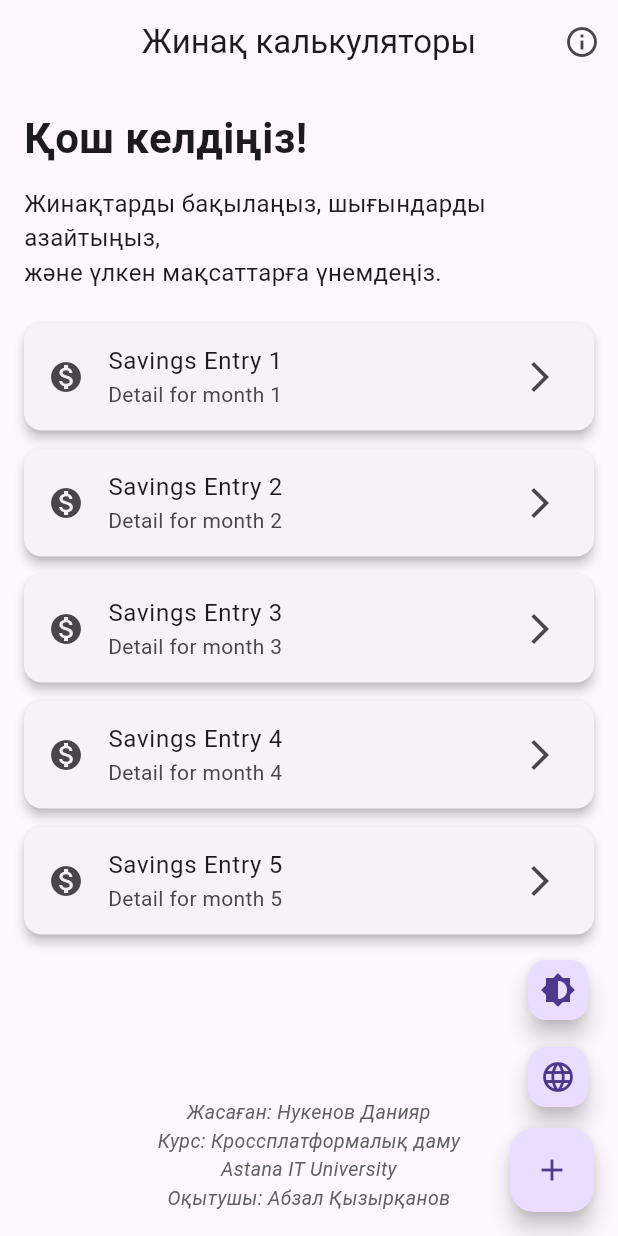
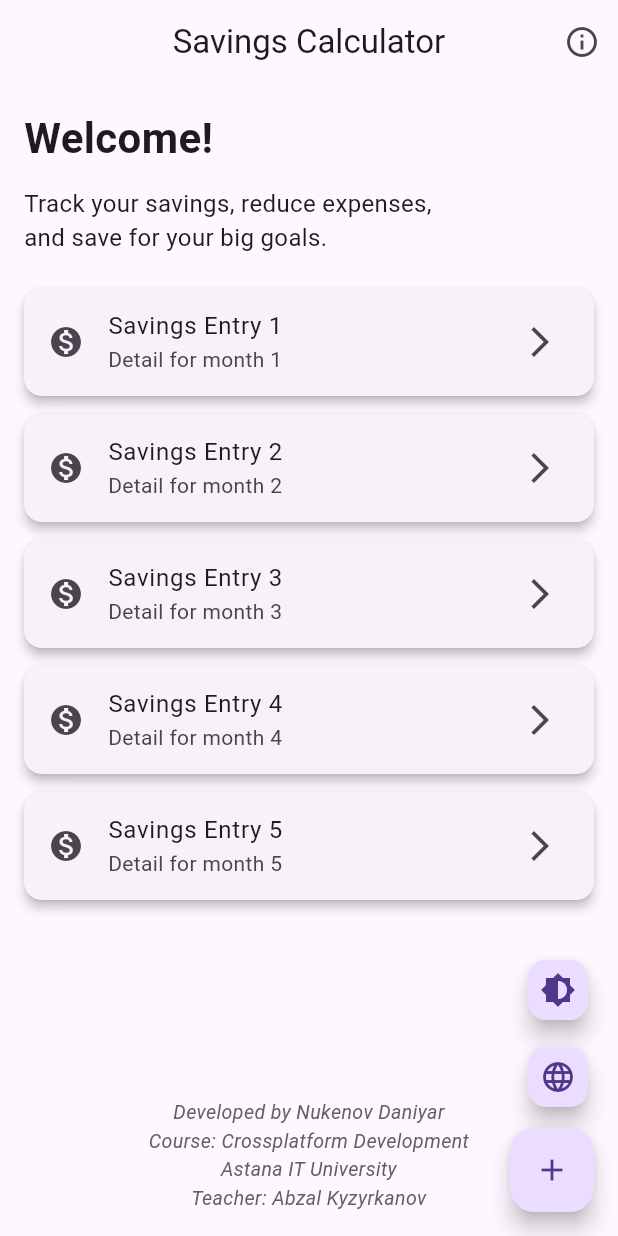
Before and after one commit to dnukenov/MidtermCross, a Flutter app: the screen it shows after launch, on a phone screen of 412 x 824 dp. Run offline on Flutter 3.47's test engine with Material 3 defaults, Android fonts, the phone set to English and light mode, and no system bars.

Commit message:
main.dart

```diff
--- a/lib/main.dart
+++ b/lib/main.dart
@@ -1,6 +1,4 @@
 import 'package:flutter/material.dart';
-import 'package:flutter_localizations/flutter_localizations.dart';
-import 'package:flutter_gen/gen_l10n/app_localizations.dart';
 
 void main() {
   runApp(SavingsApp());
@@ -13,7 +11,6 @@ class SavingsApp extends StatefulWidget {
 
 class _SavingsAppState extends State<SavingsApp> {
   ThemeMode _themeMode = ThemeMode.system;
-  Locale _locale = const Locale('kk');
 
   void _toggleTheme() {
     setState(() {
@@ -22,15 +19,7 @@ class _SavingsAppState extends State<SavingsApp> {
   }
 
   void _cycleLanguage() {
-    setState(() {
-      if (_locale.languageCode == 'en') {
-        _locale = const Locale('ru');
-      } else if (_locale.languageCode == 'ru') {
-        _locale = const Locale('kk');
-      } else {
-        _locale = const Locale('en');
-      }
-    });
+    // Временно отключено
   }
 
   @override
@@ -41,13 +30,10 @@ class _SavingsAppState extends State<SavingsApp> {
       theme: ThemeData.light(),
       darkTheme: ThemeData.dark(),
       themeMode: _themeMode,
-      locale: _locale,
-      localizationsDelegates: AppLocalizations.localizationsDelegates,
-      supportedLocales: AppLocalizations.supportedLocales,
       home: SavingsHomePage(
         toggleTheme: _toggleTheme,
         cycleLanguage: _cycleLanguage,
-        currentLanguage: _locale.languageCode,
+        currentLanguage: 'en',
         themeMode: _themeMode,
       ),
       routes: {
@@ -90,22 +76,21 @@ class _SavingsHomePageState extends State<SavingsHomePage> {
   }
 
   void _renameEntry(int index) async {
-    final local = AppLocalizations.of(context)!;
     TextEditingController controller = TextEditingController(text: savingsList[index]);
 
     await showDialog(
       context: context,
       builder: (context) {
         return AlertDialog(
-          title: Text(local.renameEntry),
+          title: Text("Rename Entry"),
           content: TextField(
             controller: controller,
-            decoration: InputDecoration(hintText: local.enterNewName),
+            decoration: InputDecoration(hintText: "Enter new name"),
           ),
           actions: [
             TextButton(
               onPressed: () => Navigator.pop(context),
-              child: Text(local.cancel),
+              child: Text("Cancel"),
             ),
             TextButton(
               onPressed: () {
@@ -114,7 +99,7 @@ class _SavingsHomePageState extends State<SavingsHomePage> {
                 });
                 Navigator.pop(context);
               },
-              child: Text(local.save),
+              child: Text("Save"),
             ),
           ],
         );
@@ -124,11 +109,9 @@ class _SavingsHomePageState extends State<SavingsHomePage> {
 
   @override
   Widget build(BuildContext context) {
-    final local = AppLocalizations.of(context)!;
-
     return Scaffold(
       appBar: AppBar(
-        title: Text(local.appTitle),
+        title: Text("Savings Calculator"),
         centerTitle: true,
         actions: [
           IconButton(
@@ -146,12 +129,12 @@ class _SavingsHomePageState extends State<SavingsHomePage> {
             crossAxisAlignment: CrossAxisAlignment.start,
             children: [
               Text(
-                local.welcome,
+                "Welcome!",
                 style: TextStyle(fontSize: 28, fontWeight: FontWeight.bold),
               ),
               SizedBox(height: 12),
               Text(
-                local.introText,
+                "Track your savings, reduce expenses,\nand save for your big goals.",
                 style: TextStyle(fontSize: 16),
               ),
               SizedBox(height: 16),
@@ -185,7 +168,7 @@ class _SavingsHomePageState extends State<SavingsHomePage> {
               SizedBox(height: 12),
               Center(
                 child: Text(
-                  local.developedBy,
+                  "Developed by Nukenov Daniyar\nCourse: Crossplatform Development\nAstana IT University\nTeacher: Abzal Kyzyrkanov",
                   textAlign: TextAlign.center,
                   style: TextStyle(
                     fontSize: 13,
@@ -215,7 +198,7 @@ class _SavingsHomePageState extends State<SavingsHomePage> {
             onPressed: widget.cycleLanguage,
             mini: true,
             child: Icon(Icons.language),
-            tooltip: 'Switch Language',
+            tooltip: 'Switch Language (disabled)',
           ),
           SizedBox(height: 10),
           FloatingActionButton(
@@ -233,15 +216,13 @@ class _SavingsHomePageState extends State<SavingsHomePage> {
 class AboutPage extends StatelessWidget {
   @override
   Widget build(BuildContext context) {
-    final local = AppLocalizations.of(context)!;
-
     return Scaffold(
-      appBar: AppBar(title: Text(local.aboutTitle)),
+      appBar: AppBar(title: Text("About")),
       body: Center(
         child: Padding(
           padding: const EdgeInsets.all(20),
           child: Text(
-            local.aboutDescription,
+            "This is the About page.\n\nHere you could provide information about your app, version, team, or purpose.\n\nThe layout is responsive and supports dark mode.",
             style: TextStyle(fontSize: 16),
             textAlign: TextAlign.center,
           ),
```
